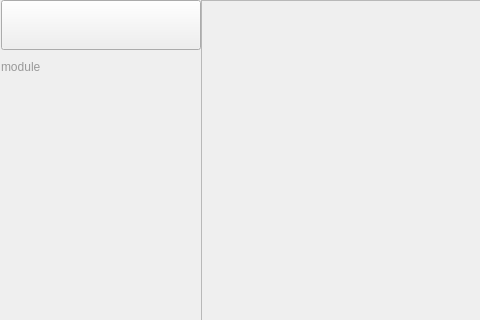
This is mainui/modulepagewidget.ui in ukui/ukui-control-center as Qt 5 draws it before an edit; both pictures show x 0 to 480 and y 0 to 320 of the 1004 by 712 pixel window. The edited form follows.
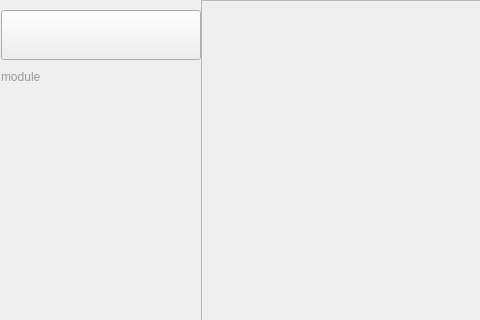
This is the edited form.

Patch:
```diff
--- a/mainui/modulepagewidget.ui
+++ b/mainui/modulepagewidget.ui
@@ -58,6 +58,9 @@
         </size>
        </property>
        <layout class="QVBoxLayout" name="verticalLayout_2">
+        <property name="spacing">
+         <number>0</number>
+        </property>
         <property name="leftMargin">
          <number>0</number>
         </property>
@@ -78,8 +81,11 @@
           <property name="leftMargin">
            <number>0</number>
           </property>
+          <property name="topMargin">
+           <number>10</number>
+          </property>
           <item>
-           <widget class="QToolButton" name="backBtn">
+           <widget class="QPushButton" name="backBtn">
             <property name="sizePolicy">
              <sizepolicy hsizetype="Expanding" vsizetype="Fixed">
               <horstretch>0</horstretch>
```
